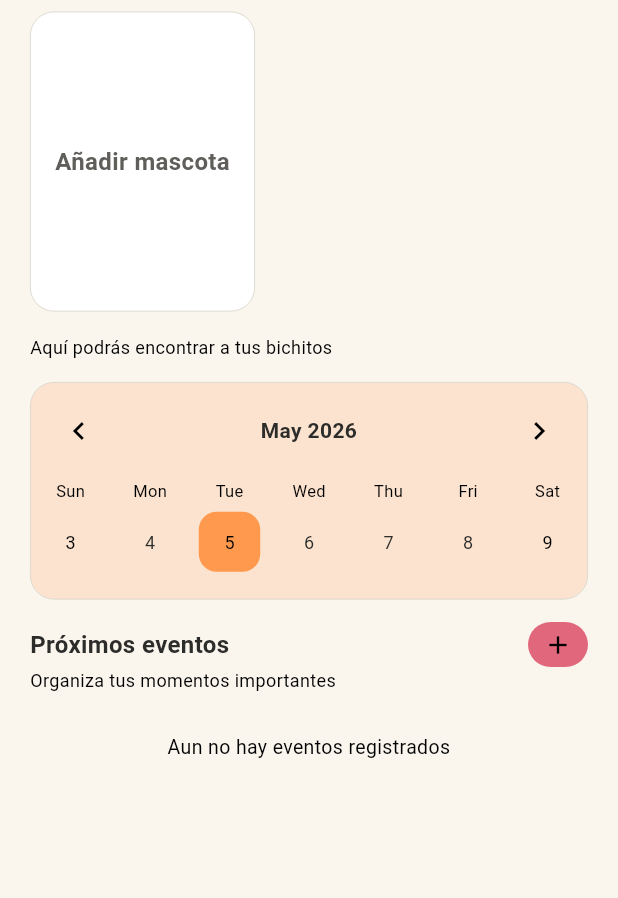
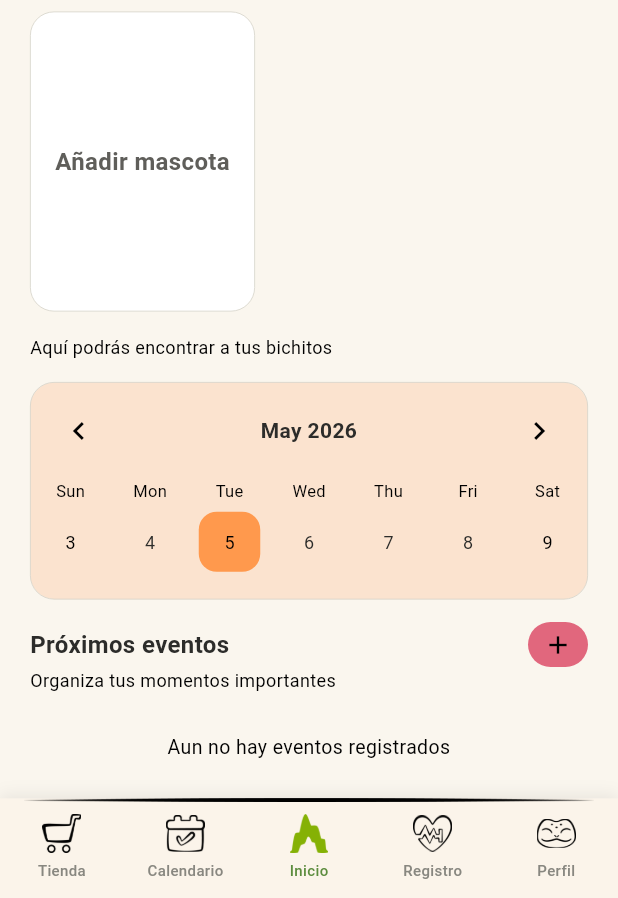
Before and after one commit to BettaLR/Faunama, a Flutter app: the screen it shows after launch, after a tap on "Iniciar", on a phone screen of 412 x 824 dp, the part 338-1236 px from its top. Run offline on Flutter 3.47's test engine with Material 3 defaults, Android fonts, the phone set to English and light mode, and no system bars; drawn by our look-alikes of table_calendar; our stand-ins replace google_fonts, image_picker, shared_preferences.

Commit message:
Correccion de boton "iniciar"
Co-authored-by: Copilot <copilot@github.com>

```diff
--- a/lib/screens/welcome_screen.dart
+++ b/lib/screens/welcome_screen.dart
@@ -2,7 +2,7 @@ import 'package:flutter/material.dart';
 
 import '../theme/app_theme.dart';
 import 'registro_perfil_screen.dart';
-import 'personal/home_screen.dart';
+import 'personal/main_shell.dart';
 
 class WelcomeScreen extends StatelessWidget {
   const WelcomeScreen({super.key});
@@ -149,7 +149,7 @@ class WelcomeScreen extends StatelessWidget {
                           Navigator.push(
                             context,
                             MaterialPageRoute(
-                                builder: (_) => const HomeScreen()),
+                                builder: (_) => PersonalMainShell(key: PersonalMainShell.globalKey)),
                           );
                         },
                         style: ElevatedButton.styleFrom(
```
